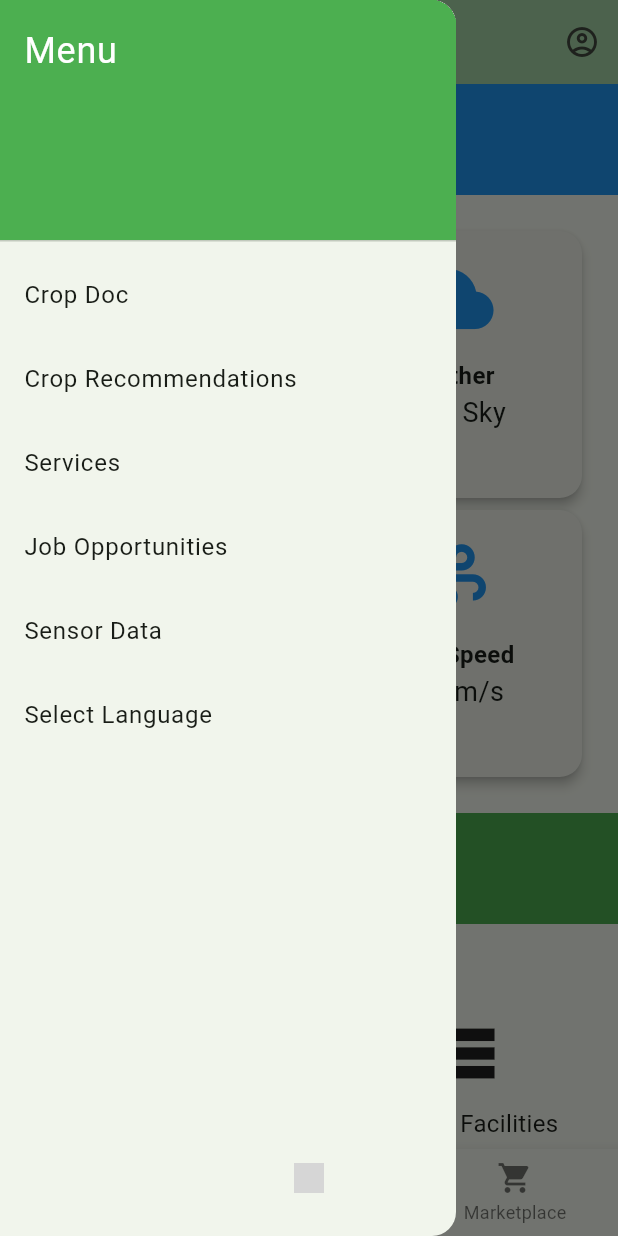
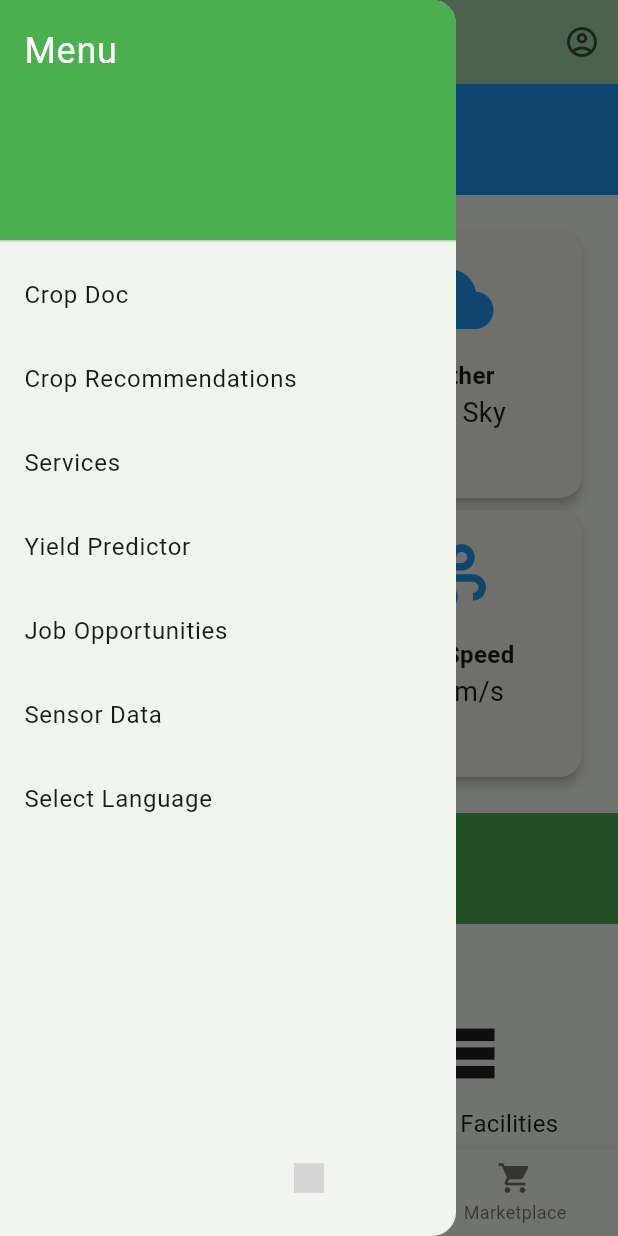
Before and after one commit to dreamfarmapp/DreamFarm, a Flutter app: the screen it shows after launch, with the side drawer open, on a phone screen of 412 x 824 dp. Run offline on Flutter 3.47's test engine with Material 3 defaults, Android fonts, the phone set to English and light mode, and no system bars; our stand-ins replace file_picker, fl_chart, flutter_markdown, flutter_screenutil, geocoding, geolocator and 3 more; generated files the repository leaves out were written again; grey boxes are pictures that could not be loaded.

Commit message:
fix : small bug fix

```diff
--- a/lib/l10n/app_en.arb
+++ b/lib/l10n/app_en.arb
@@ -21,5 +21,6 @@
     "home": "Home",
     "community": "Community",
     "marketplace": "Marketplace",
-    "select_language": "Select Language"
+    "select_language": "Select Language",
+    "yield_predictor" : "Yield Predictor"
 }
--- a/lib/l10n/app_hi.arb
+++ b/lib/l10n/app_hi.arb
@@ -21,5 +21,6 @@
     "home": "मुख्यपृष्ठ",
     "community": "समुदाय",
     "marketplace": "बाज़ार",
-    "select_language": "भाषा चुनें"
+    "select_language": "भाषा चुनें",
+    "yield_predictor" : "उपज भविष्यवक्ता"
 }
--- a/lib/l10n/app_ta.arb
+++ b/lib/l10n/app_ta.arb
@@ -21,5 +21,6 @@
   "home": "வீடு",
   "community": "சமூகம்",
   "marketplace": "சந்தை",
-  "select_language": "மொழியை தேர்வுசெய்க"
+  "select_language": "மொழியை தேர்வுசெய்க" ,
+  "yield_predictor" : "விளைச்சல் முன்னறி"
 }
--- a/lib/l10n/app_te.arb
+++ b/lib/l10n/app_te.arb
@@ -1,10 +1,10 @@
 {
-    "dreamfarm" : "డ్రీమ్‌ఫార్మ్",
-    "selectLanguage": "మీ భాషను ఎంచుకోండి",
-    "cont": "Continue",
-    "loginWelcome": "Welcome back to DreamFarm.",
-    "loginMsg" : "Log in to access your account",
-    "dreamfarm": "డ్రీమ్‌ఫార్మ్",
+  "dreamfarm": "డ్రీమ్‌ఫార్మ్",
+  "selectLanguage": "మీ భాషను ఎంచుకోండి",
+  "cont": "Continue",
+  "loginWelcome": "Welcome back to DreamFarm.",
+  "loginMsg": "Log in to access your account",
+  "dreamfarm": "డ్రీమ్‌ఫార్మ్",
   "menu": "మెను",
   "cropdoc": "పంట డాక్టర్",
   "crop_recommendations": "పంట సిఫార్సులు",
@@ -21,5 +21,6 @@
   "home": "హోమ్",
   "community": "సమాజం",
   "marketplace": "మార్కెట్‌ప్లేస్",
-  "select_language": "భాషను ఎంచుకోండి"
+  "select_language": "భాషను ఎంచుకోండి",
+  "yield_predictor": "ఉత్పత్తి ఊహాకర్త"
 }
--- a/lib/main.dart
+++ b/lib/main.dart
@@ -87,9 +87,7 @@ class _MyAppState extends State<MyApp> {
             '/account': (context) => const Account(),
             '/cropdoc-input': (context) => const CropDocInput(),
             '/marketplace': (context) =>  MarketplaceScreen(),
-            '/product': (context) => ProductScreen(
-
-            ),
+            '/product': (context) => ProductScreen(            ),
             //'/networks': (context) => NetworksScreen(),
             '/skill': (context) => const SkillAddScreen(),
             '/job' : (context) =>  JobListingScreen(),
--- a/lib/screens/home/ui/home_screen.dart
+++ b/lib/screens/home/ui/home_screen.dart
@@ -115,6 +115,12 @@ class _HomeScreenState extends State<HomeScreen> {
               title: Text(translation(context).services), // i18n key
               onTap: () {
                  makeCall("http://172.168.74.38:8501");
+              },
+            ),
+            ListTile(
+              title: Text(translation(context).yield_predictor), // i18n key
+              onTap: () {
+                 makeCall("http://172.168.74.38:8502");
               },
             ),
             ListTile(
```
